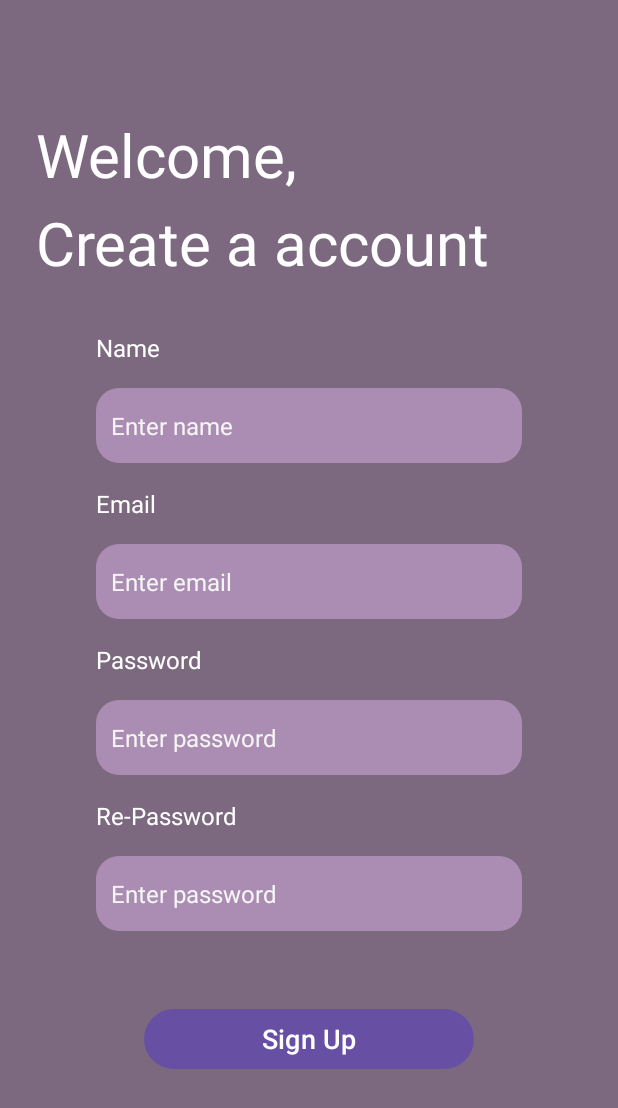
After one commit to Ify0/FinalYearProject, an Android app: the SignUpActivity screen opened directly, with no data from a screen before it, on a phone screen of 412 x 824 dp. The commit adds this screen. Shown: the top 1108 px of the screen. Run offline under Robolectric (Android 15) with nearby library versions, the phone set to English and light mode, and no system bars.

Commit message:
Created the login ,signup , main page and  menu frontend pages , connected the main page to the login and sign up pages

```diff
--- a/app/src/main/AndroidManifest.xml
+++ b/app/src/main/AndroidManifest.xml
@@ -13,6 +13,12 @@
         android:theme="@style/Theme.FinalYear"
         tools:targetApi="31">
         <activity
+            android:name=".LoginActivity"
+            android:exported="false" />
+        <activity
+            android:name=".SignUpActivity"
+            android:exported="false" />
+        <activity
             android:name=".MainActivity"
             android:exported="true">
             <intent-filter>
--- /dev/null
+++ b/app/src/main/java/com/example/finalyear/SignUpActivity.java
@@ -0,0 +1,14 @@
+package com.example.finalyear;
+
+import androidx.appcompat.app.AppCompatActivity;
+
+import android.os.Bundle;
+
+public class SignUpActivity extends AppCompatActivity {
+
+    @Override
+    protected void onCreate(Bundle savedInstanceState) {
+        super.onCreate(savedInstanceState);
+        setContentView(R.layout.signup_activity);
+    }
+}
--- /dev/null
+++ b/app/src/main/res/drawable/edittext_background.xml
@@ -0,0 +1,9 @@
+<?xml version="1.0" encoding="utf-8"?>
+<selector xmlns:android="http://schemas.android.com/apk/res/android">
+    <item>
+        <shape android:shape="rectangle">
+            <corners android:radius="15dp" />
+            <solid android:color="#AB8CB2" />
+        </shape>
+    </item>
+</selector>
--- /dev/null
+++ b/app/src/main/res/layout/signup_activity.xml
@@ -0,0 +1,188 @@
+<?xml version="1.0" encoding="utf-8"?>
+<androidx.constraintlayout.widget.ConstraintLayout xmlns:android="http://schemas.android.com/apk/res/android"
+    xmlns:app="http://schemas.android.com/apk/res-auto"
+    xmlns:tools="http://schemas.android.com/tools"
+    android:layout_width="match_parent"
+    android:layout_height="match_parent"
+    android:background="#7C6980"
+    tools:context=".SignUpActivity">
+
+    <TextView
+        android:id="@+id/textView"
+        android:layout_width="wrap_content"
+        android:layout_height="wrap_content"
+        android:layout_marginStart="24dp"
+        android:layout_marginTop="76dp"
+        android:text="Welcome,"
+        android:textColor="#ffffff"
+        android:textSize="40sp"
+        app:layout_constraintStart_toStartOf="parent"
+        app:layout_constraintTop_toTopOf="parent" />
+
+    <TextView
+        android:id="@+id/textView2"
+        android:layout_width="wrap_content"
+        android:layout_height="wrap_content"
+        android:layout_marginStart="24dp"
+        android:text="Create a account"
+        android:textColor="#ffffff"
+        android:textSize="40sp"
+        app:layout_constraintBottom_toBottomOf="parent"
+        app:layout_constraintStart_toStartOf="parent"
+        app:layout_constraintTop_toTopOf="parent"
+        app:layout_constraintVertical_bias="0.175" />
+
+    <ScrollView
+        android:layout_width="match_parent"
+        android:layout_height="0dp"
+        app:layout_constraintBottom_toBottomOf="parent"
+        app:layout_constraintStart_toEndOf="parent"
+        app:layout_constraintTop_toBottomOf="@+id/textView2"
+        app:layout_constraintVertical_bias="1.0" >
+
+        <LinearLayout
+            android:layout_width="match_parent"
+            android:layout_height="wrap_content"
+            android:layout_marginStart="32dp"
+            android:layout_marginEnd="32dp"
+            android:orientation="vertical">
+
+            <LinearLayout
+                android:layout_width="match_parent"
+                android:layout_height="match_parent"
+                android:layout_marginStart="32dp"
+                android:layout_marginTop="32dp"
+                android:layout_marginEnd="32dp"
+                android:orientation="vertical">
+
+                <TextView
+                    android:id="@+id/nametext"
+                    android:layout_width="match_parent"
+                    android:layout_height="wrap_content"
+                    android:text="Name"
+                    android:textColor="#ffffff"
+                    android:textSize="16sp" />
+
+                <EditText
+                    android:id="@+id/name"
+                    android:layout_width="match_parent"
+                    android:layout_height="50dp"
+                    android:layout_marginTop="16dp"
+                    android:layout_marginBottom="16dp"
+                    android:background="@drawable/edittext_background"
+                    android:ems="10"
+                    android:hint="Enter name"
+                    android:inputType="text"
+                    android:paddingLeft="10dp"
+                    android:textColorHint="#f5f5f5"
+                    android:textSize="16sp" />
+
+            </LinearLayout>
+
+            <LinearLayout
+                android:layout_width="match_parent"
+                android:layout_height="match_parent"
+                android:layout_marginStart="32dp"
+                android:layout_marginEnd="32dp"
+                android:orientation="vertical">
+
+                <TextView
+                    android:id="@+id/textemail"
+                    android:layout_width="match_parent"
+                    android:layout_height="wrap_content"
+                    android:text="Email"
+                    android:textColor="#ffffff"
+                    android:textSize="16sp" />
+
+                <EditText
+                    android:id="@+id/email"
+                    android:layout_width="match_parent"
+                    android:layout_height="50dp"
+                    android:layout_marginTop="16dp"
+                    android:layout_marginBottom="16dp"
+                    android:background="@drawable/edittext_background"
+                    android:ems="10"
+                    android:hint="Enter email"
+                    android:inputType="text"
+                    android:paddingLeft="10dp"
+                    android:textColorHint="#f5f5f5"
+                    android:textSize="16sp" />
+
+            </LinearLayout>
+
+            <LinearLayout
+                android:layout_width="match_parent"
+                android:layout_height="match_parent"
+                android:layout_marginStart="32dp"
+                android:layout_marginEnd="32dp"
+                android:orientation="vertical">
+
+                <TextView
+                    android:id="@+id/textViewemail"
+                    android:layout_width="match_parent"
+                    android:layout_height="wrap_content"
+                    android:text="Password"
+                    android:textColor="#ffffff"
+                    android:textSize="16sp" />
+
+                <EditText
+                    android:id="@+id/password1"
+                    android:layout_width="match_parent"
+                    android:layout_height="50dp"
+                    android:layout_marginTop="16dp"
+                    android:layout_marginBottom="16dp"
+                    android:background="@drawable/edittext_background"
+                    android:ems="10"
+                    android:hint="Enter password"
+                    android:inputType="textPassword"
+                    android:paddingLeft="10dp"
+                    android:textColorHint="#f5f5f5"
+                    android:textSize="16sp" />
+
+            </LinearLayout>
+
+            <LinearLayout
+                android:layout_width="match_parent"
+                android:layout_height="match_parent"
+                android:layout_marginStart="32dp"
+                android:layout_marginEnd="32dp"
+                android:orientation="vertical">
+
+                <TextView
+                    android:id="@+id/textViewpassword"
+                    android:layout_width="match_parent"
+                    android:layout_height="wrap_content"
+                    android:text="Re-Password"
+                    android:textColor="#ffffff"
+                    android:textSize="16sp" />
+
+                <EditText
+                    android:id="@+id/password2"
+                    android:layout_width="match_parent"
+                    android:layout_height="50dp"
+                    android:layout_marginTop="16dp"
+                    android:layout_marginBottom="16dp"
+                    android:background="@drawable/edittext_background"
+                    android:ems="10"
+                    android:hint="Enter password"
+                    android:inputType="textPassword"
+                    android:paddingLeft="10dp"
+                    android:textColorHint="#f5f5f5"
+                    android:textSize="16sp" />
+
+                <Button
+                    android:id="@+id/button"
+                    android:layout_width="match_parent"
+                    android:layout_height="wrap_content"
+                    android:layout_marginStart="32dp"
+                    android:layout_marginTop="32dp"
+                    android:layout_marginEnd="32dp"
+                    android:text="Sign Up"
+                    android:textColor="#ffffff"
+                    android:textSize="18sp" />
+
+            </LinearLayout>
+
+        </LinearLayout>
+    </ScrollView>
+</androidx.constraintlayout.widget.ConstraintLayout>
--- a/app/src/main/res/values/colors.xml
+++ b/app/src/main/res/values/colors.xml
@@ -2,4 +2,5 @@
 <resources>
     <color name="black">#FF000000</color>
     <color name="white">#FFFFFFFF</color>
+    <color name="gray">#d9d9d9</color>
 </resources>
```
Also changed, not shown: app/src/main/java/com/example/finalyear/LoginActivity.java (added, +14 -0 lines), app/src/main/java/com/example/finalyear/MainActivity.java (+24 -0 lines), app/src/main/java/com/example/finalyear/MenuActivity.java (added, +14 -0 lines), app/src/main/res/drawable/orange_button_background.xml (added, +9 -0 lines), app/src/main/res/layout/activity_main.xml (+54 -2 lines), app/src/main/res/layout/login_activity.xml (added, +126 -0 lines), app/src/main/res/layout/menu_activity.xml (added, +282 -0 lines).
